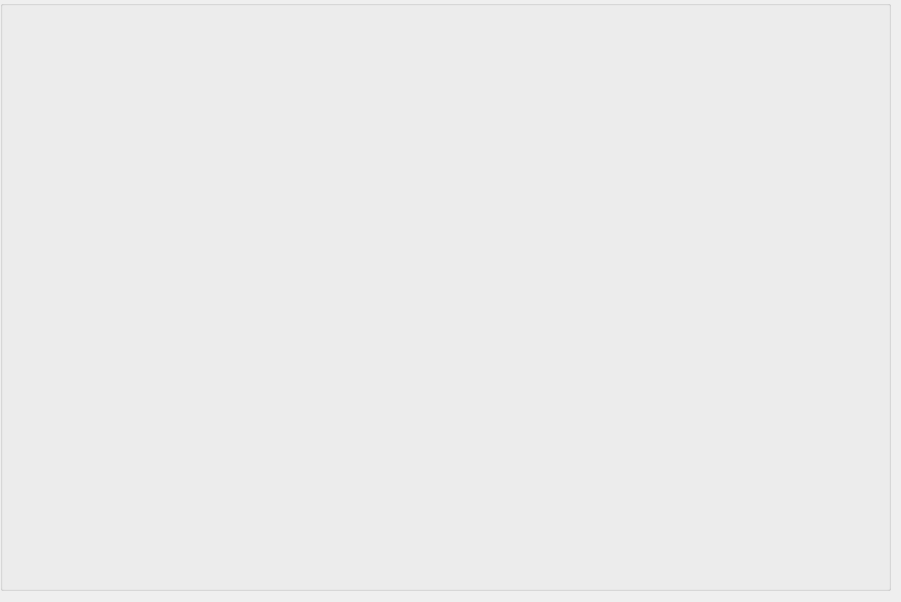
Qt form client/Forms/Profile/profile.ui (sofinvalery/LMS) before a commit.
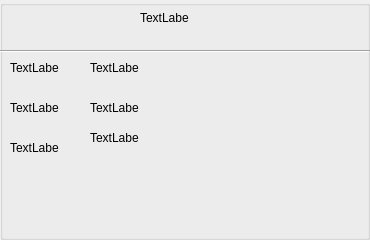
The same form after that commit.

Commit message: Fixed loader. Style manager and profile updated

What changed in the file:
```diff
--- a/client/Forms/Profile/profile.ui
+++ b/client/Forms/Profile/profile.ui
@@ -6,8 +6,8 @@
    <rect>
     <x>0</x>
     <y>0</y>
-    <width>901</width>
-    <height>602</height>
+    <width>370</width>
+    <height>240</height>
    </rect>
   </property>
   <property name="windowTitle">
@@ -18,13 +18,117 @@
     <rect>
      <x>0</x>
      <y>0</y>
-     <width>891</width>
-     <height>591</height>
+     <width>370</width>
+     <height>240</height>
     </rect>
    </property>
    <property name="title">
     <string/>
    </property>
+   <widget class="QLabel" name="nameLbl">
+    <property name="geometry">
+     <rect>
+      <x>10</x>
+      <y>60</y>
+      <width>49</width>
+      <height>16</height>
+     </rect>
+    </property>
+    <property name="text">
+     <string>TextLabel</string>
+    </property>
+   </widget>
+   <widget class="QLabel" name="groupNameLbl">
+    <property name="geometry">
+     <rect>
+      <x>10</x>
+      <y>100</y>
+      <width>49</width>
+      <height>16</height>
+     </rect>
+    </property>
+    <property name="text">
+     <string>TextLabel</string>
+    </property>
+   </widget>
+   <widget class="QLabel" name="accountLbl">
+    <property name="geometry">
+     <rect>
+      <x>10</x>
+      <y>140</y>
+      <width>49</width>
+      <height>16</height>
+     </rect>
+    </property>
+    <property name="text">
+     <string>TextLabel</string>
+    </property>
+   </widget>
+   <widget class="QLabel" name="name">
+    <property name="geometry">
+     <rect>
+      <x>90</x>
+      <y>60</y>
+      <width>49</width>
+      <height>16</height>
+     </rect>
+    </property>
+    <property name="text">
+     <string>TextLabel</string>
+    </property>
+   </widget>
+   <widget class="QLabel" name="groupName">
+    <property name="geometry">
+     <rect>
+      <x>90</x>
+      <y>100</y>
+      <width>49</width>
+      <height>16</height>
+     </rect>
+    </property>
+    <property name="text">
+     <string>TextLabel</string>
+    </property>
+   </widget>
+   <widget class="QLabel" name="account">
+    <property name="geometry">
+     <rect>
+      <x>90</x>
+      <y>130</y>
+      <width>49</width>
+      <height>16</height>
+     </rect>
+    </property>
+    <property name="text">
+     <string>TextLabel</string>
+    </property>
+   </widget>
+   <widget class="QLabel" name="profileWidgetLbl">
+    <property name="geometry">
+     <rect>
+      <x>140</x>
+      <y>10</y>
+      <width>49</width>
+      <height>16</height>
+     </rect>
+    </property>
+    <property name="text">
+     <string>TextLabel</string>
+    </property>
+   </widget>
+   <widget class="Line" name="line">
+    <property name="geometry">
+     <rect>
+      <x>0</x>
+      <y>50</y>
+      <width>370</width>
+      <height>2</height>
+     </rect>
+    </property>
+    <property name="orientation">
+     <enum>Qt::Horizontal</enum>
+    </property>
+   </widget>
   </widget>
  </widget>
  <resources/>
```
The commit also changes 4 other files.
